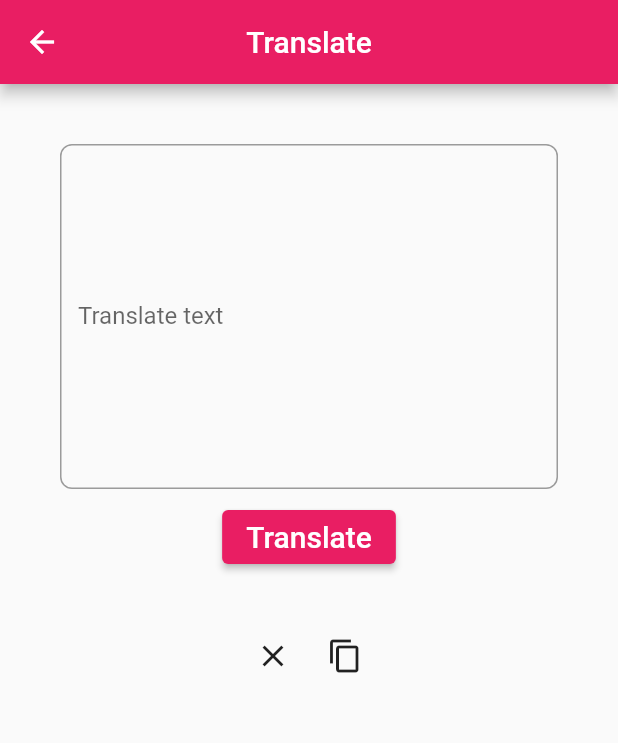
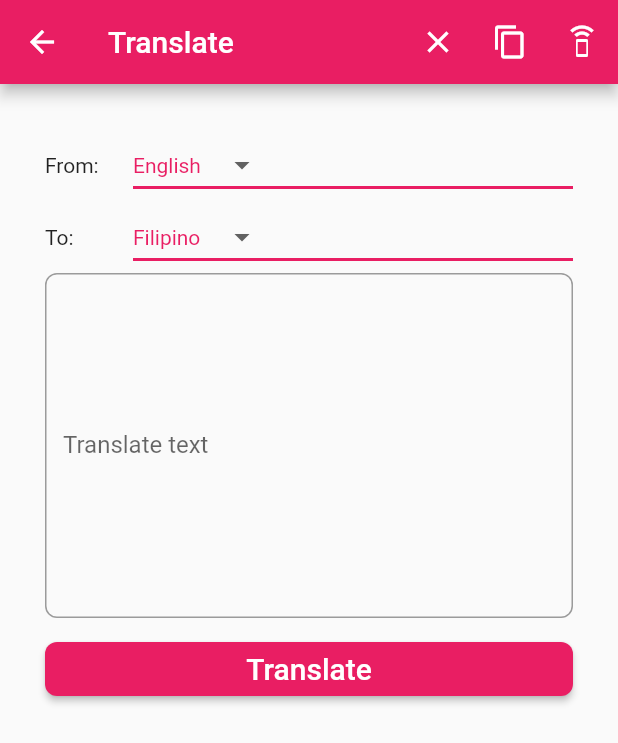
Before and after one commit to reymundvirtus/OCR-text-scanner, a Flutter app: the Details screen opened directly with empty values, after a tap on the "translate" icon, on a phone screen of 412 x 824 dp. Shown: the top 743 px of the screen. Run offline on Flutter 3.47's test engine with Material 2 defaults, Android fonts, the phone set to English and light mode, and no system bars; our stand-ins replace flutter_tts, google_fonts, image_picker; missing offline and left inert: clipboard, google_ml_kit, translator.

Commit message:
create the function of translation

```diff
--- a/lib/Details.dart
+++ b/lib/Details.dart
@@ -41,7 +41,7 @@ class _DetailsState extends State<Details> {
             onPressed: () {
               Navigator.push(
                   context,
-                  MaterialPageRoute(builder: (context) => Translate(widget.text)),
+                  MaterialPageRoute(builder: (context) => Translate()),
               );
             },
             tooltip: 'Translate',
--- a/lib/Drawer.dart
+++ b/lib/Drawer.dart
@@ -2,6 +2,7 @@ import 'package:flutter/material.dart';
 import 'Settings.dart';
 import 'Speech.dart';
 import 'Translate.dart';
+import 'scratch.dart';
 
 class DrawerSelect extends StatefulWidget {
   final String text;
@@ -70,7 +71,7 @@ class _DrawerSelectState extends State<DrawerSelect> {
                 Navigator.of(context).pop();
                 Navigator.push(
                   context,
-                  MaterialPageRoute(builder: (context) => Translate(widget.text)),
+                  MaterialPageRoute(builder: (context) => const Translate()),
                 );
               },
               hoverColor: Colors.white60,
--- a/lib/Translate.dart
+++ b/lib/Translate.dart
@@ -1,98 +1,207 @@
+import 'package:clipboard/clipboard.dart';
 import 'package:flutter/material.dart';
+import 'package:flutter_tts/flutter_tts.dart';
 import 'package:translator/translator.dart';
 
 class Translate extends StatefulWidget {
-  final String text;
-  Translate(this.text);
+  const Translate({Key? key}) : super(key: key);
+  // final String text;
+  // Translate(this.text);
 
   @override
   State<Translate> createState() => _TranslateState();
 }
 
 class _TranslateState extends State<Translate> {
-  final TextEditingController textEditingController = TextEditingController();
-  var translatedPhrase = "";
-  var translator = GoogleTranslator();
+  String dropdownFrom = "English";
+  String dropdownTo = "Filipino";
+  String userinput = "";
+  String result = "";
+
+  List<String> availableLang = <String>['English', 'Japnease', 'Filipino'];
+  List<String> languageCode = <String>['en', 'ja', 'tl'];
+
+  GoogleTranslator translator = GoogleTranslator();
+  final FlutterTts flutterTts = FlutterTts();
 
   @override
   Widget build(BuildContext context) {
     return Scaffold(
       appBar: AppBar(
         title: const Text('Translate'),
-        centerTitle: true,
-      ),
-      body: SingleChildScrollView(
-        child: Center(
-          child: Padding(
-            padding: const EdgeInsets.all(32),
-            child: Column(mainAxisSize: MainAxisSize.min, children: [
-              Padding(
-                padding: const EdgeInsets.all(8.0),
-                child: TextFormField(
-                  minLines: 10,
-                  maxLines: 10,
-                  keyboardType: TextInputType.multiline,
-                  controller: textEditingController,
-                  decoration: const InputDecoration(
-                    labelText: 'Translate text',
-                    border: OutlineInputBorder(
-                      borderRadius: BorderRadius.all(Radius.circular(8)),
-                    ),
-                  ),
-                ),
-              ),
-              ElevatedButton(
-                child: const Text('Translate', style: TextStyle(fontSize: 20)),
-                style: ElevatedButton.styleFrom(
-                  primary: Colors.pink,
-                ),
+        actions: [
+          IconButton(
+            icon: const Icon(Icons.clear),
             onPressed: () {
+              clearText();
               setState(() {
-                    translator.translate(textEditingController.text, from: 'en', to: 'es').then((t) {
-                      setState(() {
-                        translatedPhrase = t as String;
+                userinput = "";
               });
-                    });
-                  });
-                },
-              ),
-              Padding(
-                padding: const EdgeInsets.all(8.0),
-                child: SingleChildScrollView(
-                  child: Column(
-                    mainAxisAlignment: MainAxisAlignment.center,
-                    children: [
-                      Text(
-                        translatedPhrase,
-                        style: const TextStyle(fontSize: 20, color: Colors.black),
-                      ),
-                      Row(
-                        mainAxisAlignment: MainAxisAlignment.center,
-                        children: [
-                          IconButton(
-                            icon: const Icon(Icons.clear_outlined),
-                            onPressed: () {
-                              Navigator.pop(context);
             },
             tooltip: 'Clear',
           ),
           IconButton(
             icon: const Icon(Icons.copy_outlined),
             onPressed: () {
-                              Navigator.pop(context);
+              FlutterClipboard.copy(result).then((value) => ScaffoldMessenger.of(context).showSnackBar(
+                const SnackBar(
+                  content: Text('Copied'),
+                  behavior: SnackBarBehavior.floating,
+              )));
             },
             tooltip: 'Copy',
           ),
+          IconButton(
+            icon: const Icon(Icons.speaker_phone),
+            onPressed: () {
+              speak(result);
+            },
+            tooltip: 'Speak',
+          ),
         ],
+      ),
+      body: Padding(
+        padding: const EdgeInsets.all(30),
+        child: ListView(
+          children: [
+            // First Row
+            Row(
+              children: [
+                const Expanded(flex: 1, child: Text('From:  ')),
+                Expanded(
+                  flex: 5,
+                  child: DropdownButton(
+                    value: dropdownFrom,
+                    elevation: 16,
+                    style: const TextStyle(color: Colors.pink),
+                    underline: Container(
+                      height: 2,
+                      color: Colors.pink,
+                    ),
+                    onChanged: (String? newValue) {
+                      setState(() {
+                        dropdownFrom = newValue!;
+                      });
+                    },
+                    items: availableLang
+                        .map<DropdownMenuItem<String>>((String value) {
+                      return DropdownMenuItem<String>(
+                        value: value,
+                        child: Text(value),
+                      );
+                    }).toList(),
+                  ),
+                ),
+              ],
+            ),
+            // Second Row
+            Row(
+              children: [
+                const Expanded(flex: 1, child: Text('To:  ')),
+                Expanded(
+                  flex: 5,
+                  child: DropdownButton<String>(
+                    value: dropdownTo,
+                    elevation: 16,
+                    style: const TextStyle(color: Colors.pink),
+                    underline: Container(
+                      height: 2,
+                      color: Colors.pink,
+                    ),
+                    onChanged: (String? newValue) {
+                      setState(() {
+                        dropdownTo = newValue!;
+                      });
+                    },
+                    items: availableLang
+                        .map<DropdownMenuItem<String>>((String value) {
+                      return DropdownMenuItem<String>(
+                        value: value,
+                        child: Text(value),
+                      );
+                    }).toList(),
+                  ),
+                ),
+              ],
+            ),
+            // TextFormFeild
+            TextFormField(
+              minLines: 10,
+              maxLines: 10,
+              onChanged: (val) {
+                setState(() {
+                  userinput = val;
+                });
+              },
+              decoration: const InputDecoration(
+                labelText: "Translate text",
+                border: OutlineInputBorder(
+                  borderRadius: BorderRadius.all(Radius.circular(8)),
+                ),
+              ),
+            ),
+            const SizedBox(
+              height: 10,
+            ),
+            ElevatedButton(
+              style: ElevatedButton.styleFrom(
+                primary: Colors.pink,
+                shape: const RoundedRectangleBorder(
+                  borderRadius: BorderRadius.all(Radius.circular(8)),
+                ),
+              ),
+              child: const Text('Translate',
+                style: TextStyle(
+                  color: Colors.white,
+                  fontSize: 20,
+                )
+              ),
+              onPressed: () {
+                trans();
+              }
+            ),
+
+            // Result
+            Center(
+              child: Text(result,
+                style: const TextStyle(
+                  color: Colors.black,
+                  fontSize: 20,
+                )
+              )
             ),
           ],
         ),
       ),
-              ),
-            ]),
-          ),
-        ),
-      ),
     );
   }
+
+  void trans() async {
+    final translator = GoogleTranslator();
+    translator
+        .translate(userinput,
+            from: languageCode[availableLang.indexOf(dropdownFrom)],
+            to: languageCode[availableLang.indexOf(dropdownTo)])
+        .then(print);
+    var translation = await translator.translate(userinput,
+        to: languageCode[availableLang.indexOf(dropdownTo)]);
+    setState(() {
+      result = translation.text;
+    });
   }
+
+  // clear text
+  void clearText() {
+    setState(() {
+      userinput = '';
+      result = '';
+    });
+  }
+
+  // text to speech
+  speak(String text) async {
+    await flutterTts.setLanguage("en-US");
+    await flutterTts.setPitch(0.7); // 0.5 to 1.5
+    await flutterTts.speak(text);
+  }
+}
```
Also changed, not shown: lib/Home.dart (+15 -7 lines). Lines whose indentation alone changed are shown as unchanged.
